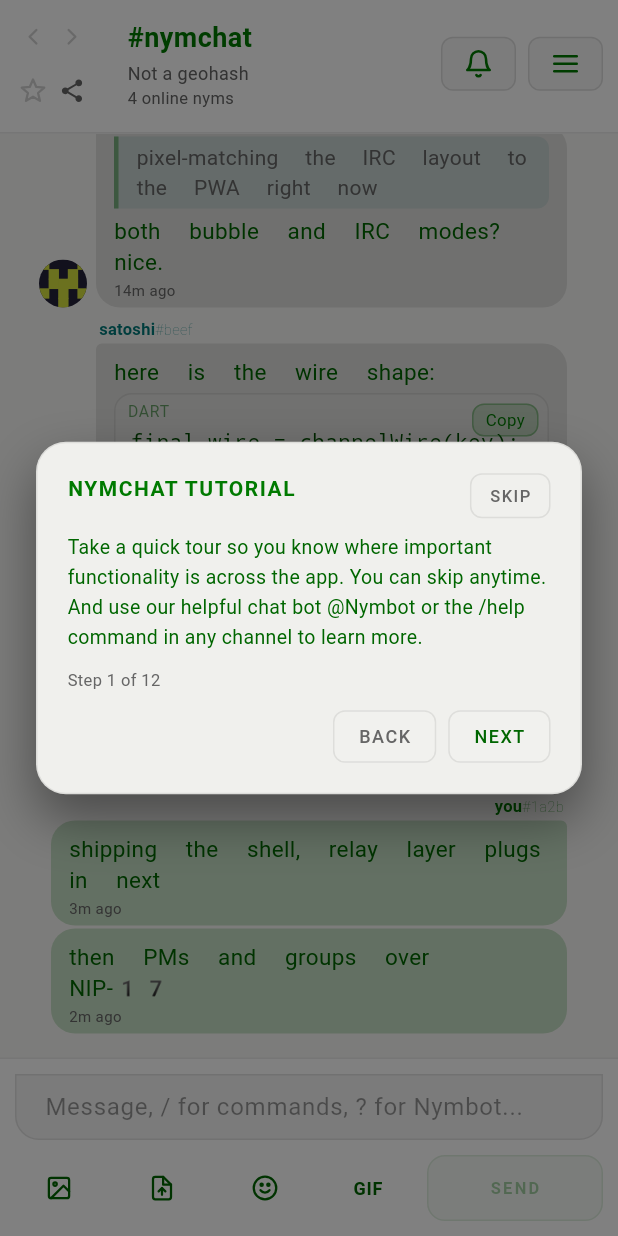
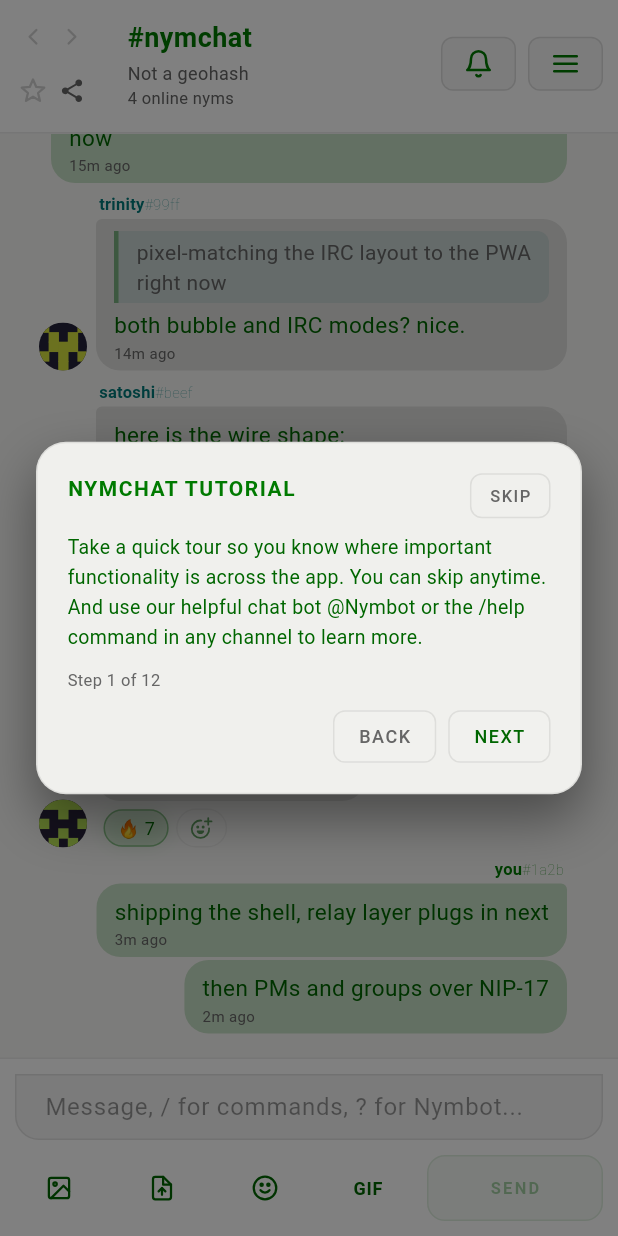
Before and after one commit to Spl0itable/flutter-app, a Flutter app: the screen it shows after launch, after a tap on "ENTER", on a phone screen of 412 x 824 dp. Run offline on Flutter 3.47's test engine with Material 3 defaults, Android fonts, the phone set to English and light mode, and no system bars; our stand-ins replace app_links, audioplayers, cached_network_image, convert, file_picker, flutter_local_notifications and 11 more; missing offline and left inert: bech32, bip340, cryptography, flutter_webrtc, pointycastle; accounts and stored records are empty; network calls fail.

Commit message:
Fix fucked-up text (revert global font) + render custom shortcodes in reactions/notifications
Two regressions from the emoji work:

1) Text "all fucked up" / turned to special characters. buildNymThemeData set an
   explicit `fontFamily: 'Roboto'` plus a global `fontFamilyFallback:
   [Noto Color Emoji]`. On a device without a registered "Roboto" (de-Googled /
   minimal Android), the explicit family doesn't resolve, so Flutter promotes the
   first fallback — Noto Color Emoji, a CBDT bitmap font with huge metrics and no
   Latin glyphs — to the PRIMARY for every run: every line inflates and Latin
   text degrades to last-resort boxes/special characters. Restore the framework
   default text theme (no fontFamily, no fallback), exactly like the early builds
   — the real platform sans renders Latin at correct metrics. Emoji coverage is
   now applied surgically, only on the isolated `EmojiNode` spans of message
   bodies (pure-emoji text, so it can't poison Latin metrics).

2) Custom-emoji `:shortcode:` reactions + notification previews showed as literal
   text. Reaction badges, the reactors sheet, and the notifications panel
   rendered the emoji/body with a plain `Text`, which never resolved NIP-30
   shortcodes. Add `InlineEmojiText` (resolves `:shortcode:` / custom-emoji URLs
   to inline images via `liveCustomEmojiProvider`, plain styled text otherwise)
   and route those three surfaces through it.

Tests: new inline_emoji_test (shortcode→image, unicode→text, unknown→literal);
message_render_test's emoji-fallback assertion still green (now satisfied by the
EmojiNode span). flutter analyze clean; full suite 671 passing.

Co-Authored-By: Claude Opus 4.8 <noreply@anthropic.com>
Claude-Session: https://claude.ai/code/session_017n6fyrqLEP65N8y6VZr5X6

```diff
--- a/lib/core/theme/nym_theme.dart
+++ b/lib/core/theme/nym_theme.dart
@@ -158,26 +158,23 @@ NymColors resolveNymColors({
 /// The monospace stack the PWA uses (`--font-mono`).
 const String kMonoFont = 'monospace';
 
-/// The primary UI family: the platform sans (Roboto on Android), which is what
-/// the PWA's `--font-sans` resolves to via `system-ui` on the same device. Set
-/// EXPLICITLY on every text style so Flutter doesn't fall into the null-primary
-/// trap below and lay text out with the colour-emoji font's metrics.
-const String kSansFont = 'Roboto';
-
-/// The bundled color-emoji family (declared in `pubspec.yaml`). Used as a
-/// `fontFamilyFallback` everywhere text is rendered so unicode emoji codepoints
-/// resolve to color glyphs instead of tofu (□) on devices whose system emoji
-/// font Flutter can't reach (de-Googled / minimal Android images).
+/// The bundled color-emoji family (declared in `pubspec.yaml`). Applied as a
+/// `fontFamilyFallback` ONLY on the isolated emoji spans that render unicode
+/// emoji (message bodies' `EmojiNode`) — never on the global text theme. See
+/// [kEmojiFontFallback] for why it must stay off ordinary (Latin) text.
 const String kEmojiFont = 'Noto Color Emoji';
 
-/// The app-wide text fallback chain appended to every text style. ONLY the
-/// bundled color-emoji font: with a null primary `fontFamily`, Flutter treats
-/// `fontFamilyFallback` AS the font list, so any fallback that carries Latin
-/// glyphs (e.g. a CJK family) would capture all Latin text and render it in the
-/// wrong font. Noto Color Emoji has no Latin glyphs, so Latin correctly falls
-/// through to the platform default — which itself already falls back to the
-/// device's CJK / Arabic / etc. fonts for other scripts. (Do NOT add script
-/// families here.)
+/// The color-emoji fallback, attached ONLY to spans whose text is purely emoji
+/// codepoints. It must NEVER go on the global theme or any Latin-bearing style:
+/// when a style's primary `fontFamily` is null, Flutter promotes the FIRST
+/// `fontFamilyFallback` entry to the primary, so Noto Color Emoji (a CBDT bitmap
+/// font with huge metrics and no Latin glyphs) would (a) inflate every line's
+/// height — the "all the text is fucked up" regression — and (b) push Latin to a
+/// last-resort font, turning text into boxes / special characters on devices
+/// without a registered match. Left off ordinary text, the platform default
+/// renders Latin correctly and the system emoji font covers emoji; this constant
+/// is the explicit, opt-in coverage for the minority of devices whose system
+/// emoji font Flutter can't reach.
 const List<String> kEmojiFontFallback = [kEmojiFont];
 
 /// Builds Flutter [ThemeData] wrapping a [NymColors]. Most custom widgets read
@@ -198,28 +195,20 @@ ThemeData buildNymThemeData(NymColors c) {
     error: c.danger,
   );
 
-  // Set an EXPLICIT primary family ([kSansFont]) on every text style, THEN
-  // append the bundled colour-emoji fallback. The explicit primary is the real
-  // fix for "all the text looks wrong": with a NULL `fontFamily`, Flutter treats
-  // `fontFamilyFallback` (the bundled Noto Color Emoji) as the primary font list
-  // and lays every line out with the emoji font's metrics (huge ascent / line
-  // height), so Latin text came out mis-spaced. A real sans primary restores
-  // correct Latin metrics; emoji codepoints still fall through to the colour
-  // font for the glyph only. (Pure value change — no font is loaded here, so
-  // unit tests that call this without a binding stay green.)
-  final textTheme = base.textTheme
-      .apply(fontFamily: kSansFont, fontFamilyFallback: kEmojiFontFallback);
-  final primaryTextTheme = base.primaryTextTheme
-      .apply(fontFamily: kSansFont, fontFamilyFallback: kEmojiFontFallback);
-
+  // The text theme is left as the framework default (no `fontFamily`, no
+  // `fontFamilyFallback`): Flutter then renders every label with the real
+  // platform sans (Roboto on Android) at correct metrics, exactly as the early
+  // builds did. Do NOT set a global font here — an explicit family that isn't
+  // registered on the device (e.g. 'Roboto' on a de-Googled image), or a global
+  // colour-emoji fallback, both demote Latin text to the emoji font and wreck
+  // its metrics/glyphs. Emoji coverage is applied surgically, per emoji span,
+  // via [kEmojiFontFallback].
   return base.copyWith(
     colorScheme: scheme,
     scaffoldBackgroundColor: c.bg,
     canvasColor: c.bg,
     dividerColor: c.glassBorder,
     splashFactory: InkRipple.splashFactory,
-    textTheme: textTheme,
-    primaryTextTheme: primaryTextTheme,
     textSelectionTheme: TextSelectionThemeData(
       cursorColor: c.primary,
       selectionColor: c.primary.withValues(alpha: 0.3),
--- a/lib/features/messages/format/message_content.dart
+++ b/lib/features/messages/format/message_content.dart
@@ -284,11 +284,10 @@ class _RichInline extends StatelessWidget {
       height: 1.4,
       shadows: shadows,
       fontFamily: monospace ? 'monospace' : null,
-      // Bundled color-emoji fallback so unicode emoji in message bodies render
-      // as color glyphs instead of tofu (□) on devices Flutter can't reach the
-      // system emoji font on. Set on the body base so every span (and the
-      // enlarged emoji-only path) inherits it. (BUG: emoji → boxes on Android.)
-      fontFamilyFallback: kEmojiFontFallback,
+      // NO emoji fallback on the body base: with a null primary family Flutter
+      // would promote Noto Color Emoji to the primary for EVERY run, inflating
+      // line metrics and breaking Latin glyphs. The colour-emoji fallback is
+      // attached per-[EmojiNode] span below, where the text is purely emoji.
     );
     return Text.rich(
       TextSpan(
@@ -354,10 +353,16 @@ class _RichInline extends StatelessWidget {
         );
       case EmojiNode(:final unicode):
         // `.emoji` has no font-size (inherits 1em); only `.emoji-only .emoji` is
-        // 2.5em (styles-chat.css:824-837).
+        // 2.5em (styles-chat.css:824-837). The colour-emoji fallback is attached
+        // HERE — the span text is purely emoji, so promoting Noto Color Emoji to
+        // its primary covers the glyph (system font otherwise) without touching
+        // any Latin run's metrics; only emoji-bearing lines grow, as they should.
         return TextSpan(
           text: unicode,
-          style: base.merge(TextStyle(fontSize: size * (emojiOnly ? 2.5 : 1.0))),
+          style: base.merge(TextStyle(
+            fontSize: size * (emojiOnly ? 2.5 : 1.0),
+            fontFamilyFallback: kEmojiFontFallback,
+          )),
         );
       case MentionNode():
         return WidgetSpan(
@@ -917,3 +922,90 @@ class _BlurRevealState extends State<_BlurReveal> {
     );
   }
 }
+
+/// Renders a short string inline while resolving NIP-30 custom emoji: any
+/// `:shortcode:` known to [liveCustomEmojiProvider] (and bare http(s) custom-
+/// emoji URLs) becomes an inline image; everything else is plain styled text.
+///
+/// This is the lightweight counterpart to [MessageContent] for surfaces that
+/// show a reaction emoji or a short notification line — reaction badges, the
+/// reactors sheet, the notifications panel — where a full formatted block is too
+/// heavy and where, until now, `:shortcode:` reactions showed as literal text.
+///
+/// Text runs keep the caller's [style] verbatim (no colour-emoji fallback is
+/// forced onto them, which would wreck Latin metrics/glyphs the same way the old
+/// global theme fallback did); unicode emoji render via the platform font.
+class InlineEmojiText extends ConsumerWidget {
+  const InlineEmojiText({
+    super.key,
+    required this.text,
+    required this.style,
+    this.emojiSize,
+    this.maxLines,
+    this.overflow,
+    this.textAlign,
+  });
+
+  final String text;
+  final TextStyle style;
+
+  /// Side length for an inline custom-emoji image. Defaults to ~1.2× the font
+  /// size so the glyph sits a touch above the cap height like the PWA's emoji.
+  final double? emojiSize;
+
+  final int? maxLines;
+  final TextOverflow? overflow;
+  final TextAlign? textAlign;
+
+  /// `:shortcode:` token (NIP-30 codes are `[a-zA-Z0-9_]+`, emoji.js).
+  static final RegExp _rxToken = RegExp(r':([a-zA-Z0-9_]+):');
+
+  @override
+  Widget build(BuildContext context, WidgetRef ref) {
+    final codeToUrl = ref.watch(liveCustomEmojiProvider).codeToUrl;
+
+    // Fast path: nothing to substitute → a single styled Text (keeps these
+    // surfaces find-by-text friendly and avoids a needless RichText).
+    if (codeToUrl.isEmpty || !_rxToken.hasMatch(text)) {
+      return Text(text,
+          style: style,
+          maxLines: maxLines,
+          overflow: overflow,
+          textAlign: textAlign);
+    }
+
+    final side = (emojiSize ?? (style.fontSize ?? 14)) * 1.2;
+    final spans = <InlineSpan>[];
+    var last = 0;
+    for (final m in _rxToken.allMatches(text)) {
+      final url = codeToUrl[m.group(1)];
+      if (url == null) continue; // unknown code → leave the literal `:code:`
+      if (m.start > last) {
+        spans.add(TextSpan(text: text.substring(last, m.start), style: style));
+      }
+      spans.add(WidgetSpan(
+        alignment: PlaceholderAlignment.middle,
+        child: Padding(
+          padding: const EdgeInsets.symmetric(horizontal: 1),
+          child: InlineNetworkImage(
+            url: proxiedMedia(url, emoji: true),
+            width: side,
+            height: side,
+            fit: BoxFit.contain,
+            errorChild: Text(':${m.group(1)}:', style: style),
+          ),
+        ),
+      ));
+      last = m.end;
+    }
+    if (last < text.length) {
+      spans.add(TextSpan(text: text.substring(last), style: style));
+    }
+    return Text.rich(
+      TextSpan(children: spans),
+      maxLines: maxLines,
+      overflow: overflow,
+      textAlign: textAlign,
+    );
+  }
+}
--- a/lib/widgets/chat/message_row.dart
+++ b/lib/widgets/chat/message_row.dart
@@ -1454,12 +1454,15 @@ class _ReactionBadgeState extends State<_ReactionBadge> {
                 ? [BoxShadow(color: c.primaryA(0.1), blurRadius: 10)]
                 : null,
           ),
-          child: Text(
-            // Count abbreviated (`abbreviateNumber`, e.g. `1.2k`). The badge
-            // label stays `--text` even when user-reacted (only bg/border/glow
-            // change — `styles-chat.css:439-443`).
-            '${r.emoji} ${abbreviateNumber(r.count)}',
+          // Count abbreviated (`abbreviateNumber`, e.g. `1.2k`). The badge label
+          // stays `--text` even when user-reacted (only bg/border/glow change —
+          // `styles-chat.css:439-443`). Routed through [InlineEmojiText] so a
+          // NIP-30 `:shortcode:` reaction renders as its custom-emoji image, not
+          // literal text; unicode reactions stay a plain styled Text.
+          child: InlineEmojiText(
+            text: '${r.emoji} ${abbreviateNumber(r.count)}',
             style: TextStyle(color: c.text, fontSize: 12),
+            emojiSize: 18,
           ),
         ),
       ),
```
Also changed, not shown: lib/features/notifications/notifications_panel.dart (+7 -3 lines), lib/features/reactions/reactors_modal.dart (+8 -2 lines), 1 other file.
